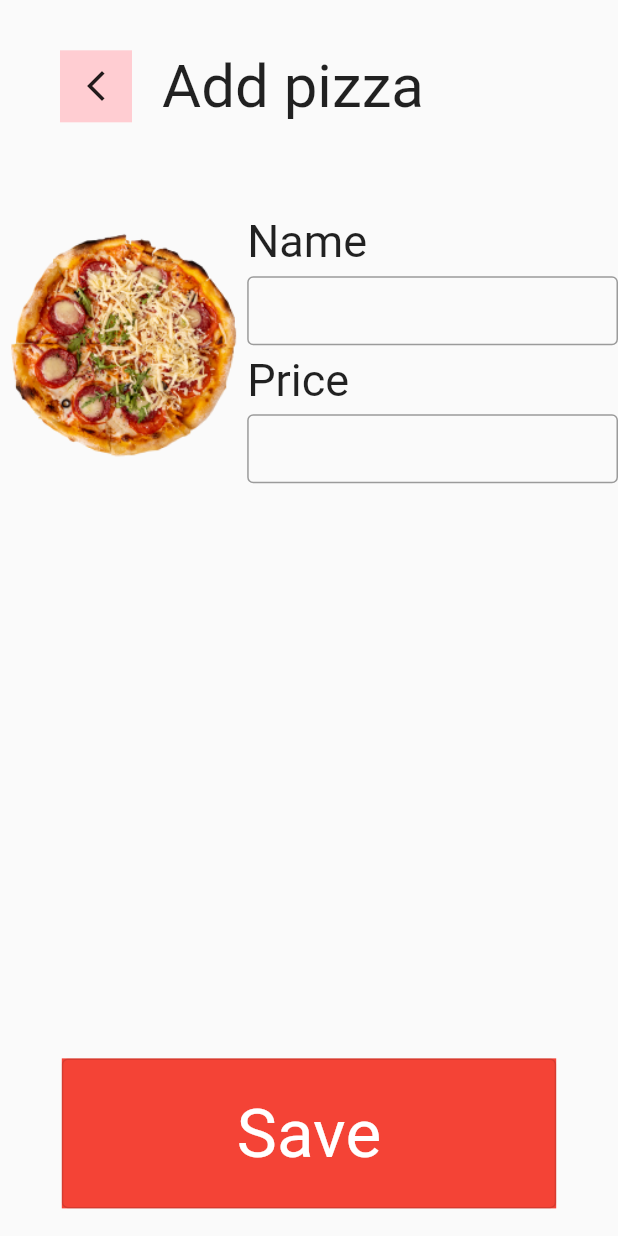
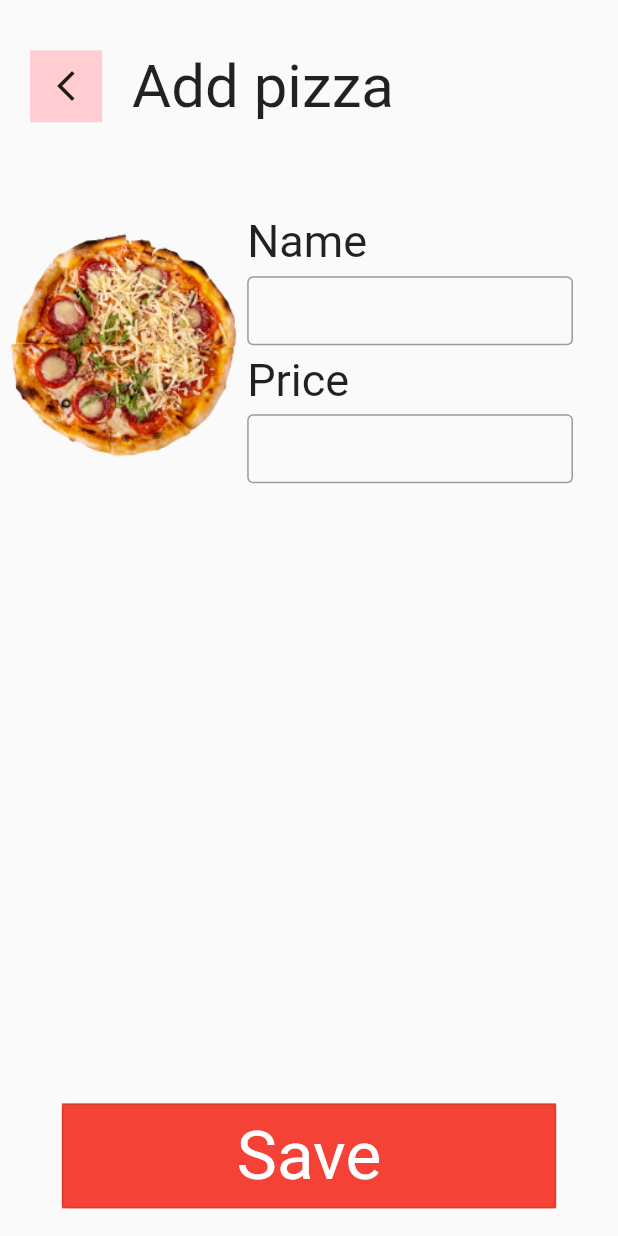
Before and after one commit to CompletelyRandomUsername/pizza_time, a Flutter app: the AddPizza screen opened directly, on a phone screen of 412 x 824 dp. Run offline on Flutter 3.47's test engine with Material 2 defaults, Android fonts, the phone set to English and light mode, and no system bars.

Commit message:
Update add_pizza.dart

```diff
--- a/lib/add_pizza.dart
+++ b/lib/add_pizza.dart
@@ -35,7 +35,7 @@ class _AddPizzaState extends State<AddPizza> {
                   child: Row(
                     children: [
                       Container(
-                        margin: const EdgeInsets.only(left: 40, right: 20),
+                        margin: const EdgeInsets.only(left: 20, right: 20),
                         color: Colors.red[100],
                         child:IconButton(
                           icon: Icon(Icons.arrow_back_ios_new),
@@ -100,11 +100,13 @@ class _AddPizzaState extends State<AddPizza> {
                                           flex:50,
                                           child: Container(
                                             alignment: Alignment.topCenter,
+                                            margin: const EdgeInsets.only(right: 30),
                                             child: TextField(
                                               controller: nameController,
                                               maxLines: 1,
                                               decoration: InputDecoration(
                                                 border: OutlineInputBorder(),
+
                                               ),
 
                                               style: TextStyle(fontSize: 25),
@@ -134,6 +136,7 @@ class _AddPizzaState extends State<AddPizza> {
                                           flex:50,
                                           child: Container(
                                             alignment: Alignment.topCenter,
+                                            margin: const EdgeInsets.only(right: 30),
                                             child: TextField(
                                               controller: priceController,
                                               keyboardType: TextInputType.number,
@@ -176,7 +179,7 @@ class _AddPizzaState extends State<AddPizza> {
               child: Container(
                 alignment: Alignment.bottomCenter,
                 child: Container(
-                  height: 100,
+                  height: 70,
                   width: 1000,
                   color: Colors.red,
                   child: OutlinedButton(
```
